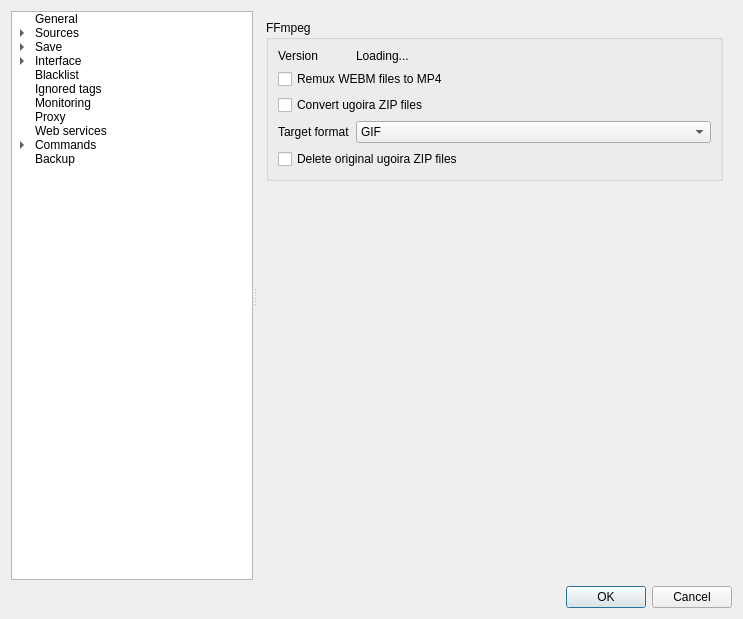
First picture: the form in src/gui/src/settings/options-window.ui, repository Bionus/imgbrd-grabber, before the edit.
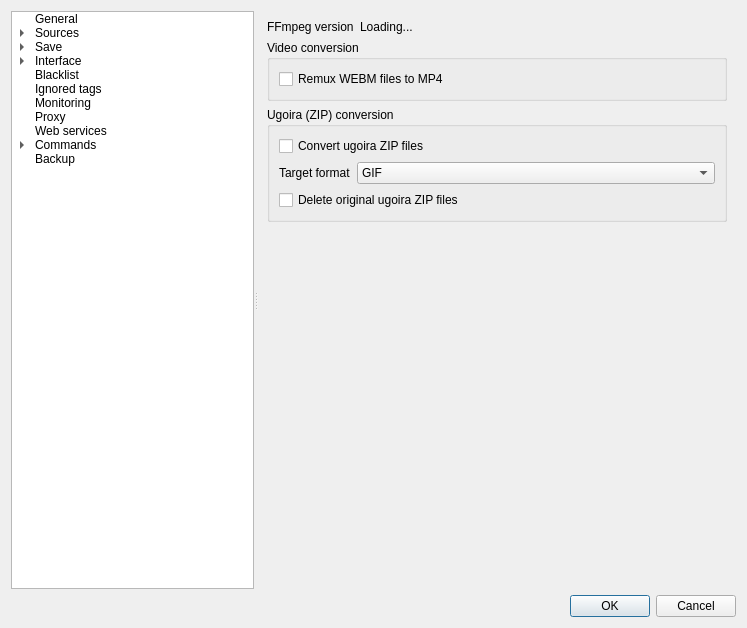
Second picture: the form after the edit. The open tabs and pages were chosen to show the change. Icons and pictures are not drawn.

Commit message: feat: change the layout of the "format conversion" options

```diff
--- a/src/gui/src/settings/options-window.ui
+++ b/src/gui/src/settings/options-window.ui
@@ -6,8 +6,8 @@
    <rect>
     <x>0</x>
     <y>0</y>
-    <width>743</width>
-    <height>619</height>
+    <width>747</width>
+    <height>628</height>
    </rect>
   </property>
   <property name="windowTitle">
@@ -1435,42 +1435,58 @@
        </layout>
       </widget>
       <widget class="QWidget" name="pageFormatConversion">
-       <layout class="QVBoxLayout" name="verticalLayout_15">
-        <item>
+       <layout class="QFormLayout" name="formLayout_28">
+        <item row="0" column="0">
+         <widget class="QLabel" name="label_22">
+          <property name="text">
+           <string>FFmpeg version</string>
+          </property>
+         </widget>
+        </item>
+        <item row="1" column="0" colspan="2">
          <widget class="QGroupBox" name="groupConversionFFmpeg">
           <property name="title">
-           <string>FFmpeg</string>
+           <string>Video conversion</string>
           </property>
           <layout class="QFormLayout" name="formLayout_27">
-           <item row="0" column="0">
-            <widget class="QLabel" name="labelConversionFFmpegVersionLabel">
-             <property name="text">
-              <string>Version</string>
-             </property>
-            </widget>
-           </item>
-           <item row="0" column="1">
-            <widget class="QLabel" name="labelConversionFFmpegVersion">
-             <property name="text">
-              <string>Loading...</string>
-             </property>
-            </widget>
-           </item>
-           <item row="1" column="0" colspan="2">
+           <item row="0" column="0" colspan="2">
             <widget class="QCheckBox" name="checkConversionFFmpegRemuxWebmToMp4">
              <property name="text">
               <string>Remux WEBM files to MP4</string>
              </property>
             </widget>
            </item>
-           <item row="3" column="0">
+          </layout>
+         </widget>
+        </item>
+        <item row="0" column="1">
+         <widget class="QLabel" name="labelConversionFFmpegVersion">
+          <property name="text">
+           <string>Loading...</string>
+          </property>
+         </widget>
+        </item>
+        <item row="2" column="0" colspan="2">
+         <widget class="QGroupBox" name="groupBox">
+          <property name="title">
+           <string>Ugoira (ZIP) conversion</string>
+          </property>
+          <layout class="QFormLayout" name="formLayout_29">
+           <item row="0" column="0" colspan="2">
+            <widget class="QCheckBox" name="checkConversionUgoiraEnabled">
+             <property name="text">
+              <string>Convert ugoira ZIP files</string>
+             </property>
+            </widget>
+           </item>
+           <item row="1" column="0">
             <widget class="QLabel" name="labelConversionUgoiraTargetExtension">
              <property name="text">
               <string>Target format</string>
              </property>
             </widget>
            </item>
-           <item row="3" column="1">
+           <item row="1" column="1">
             <widget class="QComboBox" name="comboConversionUgoiraTargetExtension">
              <item>
               <property name="text">
@@ -1499,36 +1515,16 @@
              </item>
             </widget>
            </item>
-           <item row="4" column="0" colspan="2">
+           <item row="2" column="0" colspan="2">
             <widget class="QCheckBox" name="checkConversionUgoiraDelete">
              <property name="text">
               <string>Delete original ugoira ZIP files</string>
              </property>
             </widget>
            </item>
-           <item row="2" column="0" colspan="2">
-            <widget class="QCheckBox" name="checkConversionUgoiraEnabled">
-             <property name="text">
-              <string>Convert ugoira ZIP files</string>
-             </property>
-            </widget>
-           </item>
           </layout>
          </widget>
         </item>
-        <item>
-         <spacer name="spacerFormatConversion">
-          <property name="orientation">
-           <enum>Qt::Vertical</enum>
-          </property>
-          <property name="sizeHint" stdset="0">
-           <size>
-            <width>0</width>
-            <height>0</height>
-           </size>
-          </property>
-         </spacer>
-        </item>
        </layout>
       </widget>
       <widget class="QWidget" name="pageInterface">
```
Left out of the diff: 18 changed lines with no effect on the pictures.
